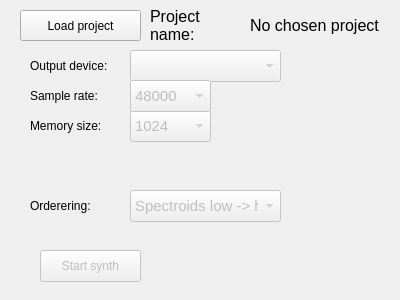
This is wavetable-synth/python/wavetable_gui.ui in kj-jondell/Diabetes-Synth as Qt 5 draws it before an edit. The edited form follows.
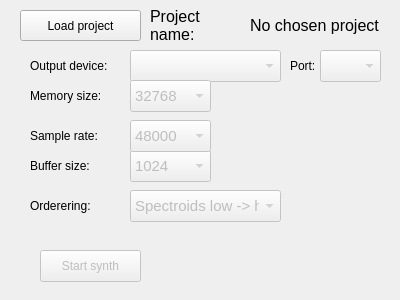
This is the edited form.

Patch:
```diff
--- a/wavetable-synth/python/wavetable_gui.ui
+++ b/wavetable-synth/python/wavetable_gui.ui
@@ -81,14 +81,14 @@
     <string>Start synth</string>
    </property>
   </widget>
-  <widget class="QComboBox" name="memory_size">
+  <widget class="QComboBox" name="buffer_size">
    <property name="enabled">
     <bool>false</bool>
    </property>
    <property name="geometry">
     <rect>
      <x>130</x>
-     <y>110</y>
+     <y>150</y>
      <width>81</width>
      <height>32</height>
     </rect>
@@ -126,7 +126,7 @@
    <property name="geometry">
     <rect>
      <x>30</x>
-     <y>110</y>
+     <y>80</y>
      <width>101</width>
      <height>31</height>
     </rect>
@@ -182,7 +182,7 @@
    <property name="geometry">
     <rect>
      <x>30</x>
-     <y>80</y>
+     <y>120</y>
      <width>101</width>
      <height>31</height>
     </rect>
@@ -201,7 +201,7 @@
    <property name="geometry">
     <rect>
      <x>130</x>
-     <y>80</y>
+     <y>120</y>
      <width>81</width>
      <height>32</height>
     </rect>
@@ -316,6 +316,102 @@
     </property>
    </item>
   </widget>
+  <widget class="QLabel" name="label_6">
+   <property name="geometry">
+    <rect>
+     <x>30</x>
+     <y>150</y>
+     <width>101</width>
+     <height>31</height>
+    </rect>
+   </property>
+   <property name="text">
+    <string>Buffer size:</string>
+   </property>
+   <property name="alignment">
+    <set>Qt::AlignLeading|Qt::AlignLeft|Qt::AlignVCenter</set>
+   </property>
+  </widget>
+  <widget class="QComboBox" name="memory_size">
+   <property name="enabled">
+    <bool>false</bool>
+   </property>
+   <property name="geometry">
+    <rect>
+     <x>130</x>
+     <y>80</y>
+     <width>81</width>
+     <height>32</height>
+    </rect>
+   </property>
+   <property name="font">
+    <font>
+     <pointsize>11</pointsize>
+    </font>
+   </property>
+   <property name="currentIndex">
+    <number>3</number>
+   </property>
+   <item>
+    <property name="text">
+     <string>8192</string>
+    </property>
+   </item>
+   <item>
+    <property name="text">
+     <string>16384</string>
+    </property>
+   </item>
+   <item>
+    <property name="text">
+     <string>24576</string>
+    </property>
+   </item>
+   <item>
+    <property name="text">
+     <string>32768</string>
+    </property>
+   </item>
+   <item>
+    <property name="text">
+     <string>65536</string>
+    </property>
+   </item>
+  </widget>
+  <widget class="QComboBox" name="ports">
+   <property name="enabled">
+    <bool>false</bool>
+   </property>
+   <property name="geometry">
+    <rect>
+     <x>320</x>
+     <y>50</y>
+     <width>61</width>
+     <height>32</height>
+    </rect>
+   </property>
+   <property name="font">
+    <font>
+     <pointsize>11</pointsize>
+    </font>
+   </property>
+  </widget>
+  <widget class="QLabel" name="label_7">
+   <property name="geometry">
+    <rect>
+     <x>290</x>
+     <y>50</y>
+     <width>31</width>
+     <height>31</height>
+    </rect>
+   </property>
+   <property name="text">
+    <string>Port:</string>
+   </property>
+   <property name="alignment">
+    <set>Qt::AlignLeading|Qt::AlignLeft|Qt::AlignVCenter</set>
+   </property>
+  </widget>
  </widget>
  <resources/>
  <connections/>
```
Left out of the diff: 2 changed lines with no effect on the pictures.
